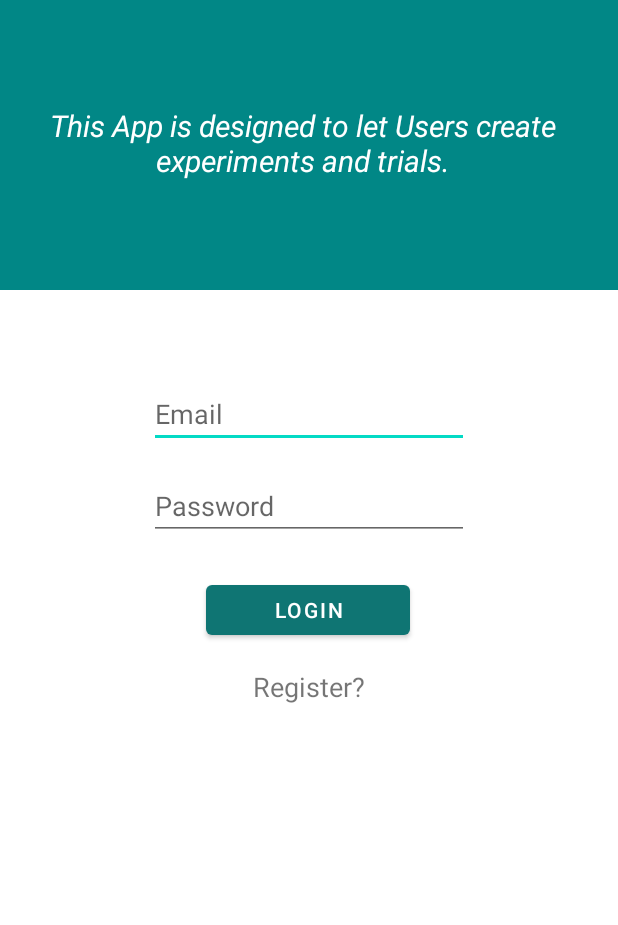
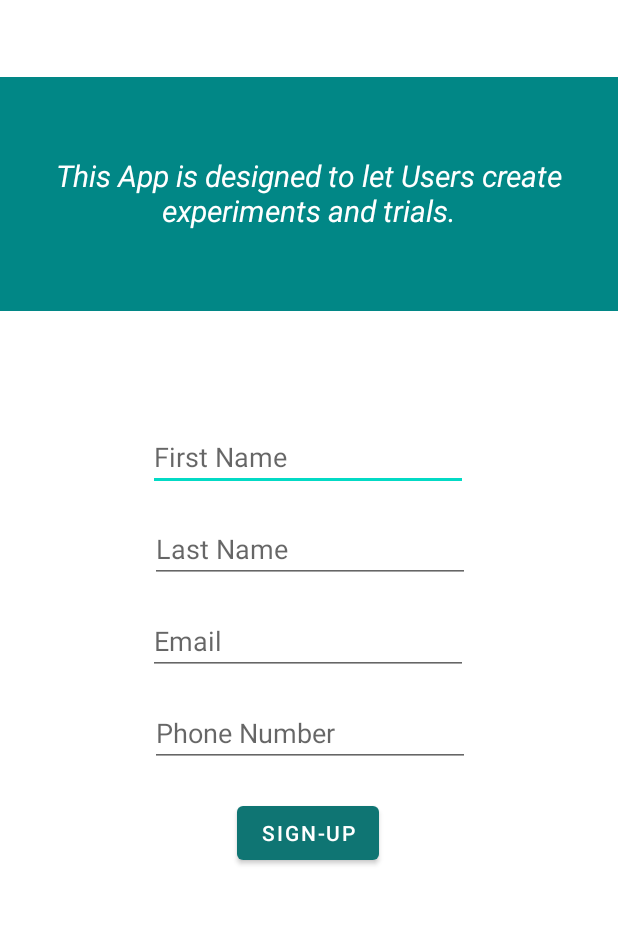
Before and after one commit to MdderUofA/Lab-Net, an Android app: the screen it shows after launch (Homepage before the commit, Signup after it), on a phone screen of 412 x 824 dp, the part 247-1172 px from its top. Run offline under Robolectric (Android 15) with nearby library versions, the phone set to English and light mode, and no system bars; our stand-ins replace Firebase (no records; nobody signed in at launch, a user with empty details on screens opened directly).

```diff
--- a/Project/LabNet/app/src/main/java/com/example/lab_net/Homepage.java
+++ /dev/null
@@ -1,76 +0,0 @@
-package com.example.lab_net;
-
-import androidx.appcompat.app.AppCompatActivity;
-
-import android.content.Intent;
-import android.os.Bundle;
-import android.util.Patterns;
-import android.view.View;
-import android.widget.Button;
-import android.widget.EditText;
-import android.widget.TextView;
-
-public class Homepage extends AppCompatActivity implements View.OnClickListener {
-
-    private TextView register;
-    private EditText editTextEmail, editTextPassword;
-    private Button login;
-
-    @Override
-    protected void onCreate(Bundle savedInstanceState) {
-        super.onCreate(savedInstanceState);
-        setContentView(R.layout.activity_homepage);
-
-        register = (TextView) findViewById(R.id.register);
-        register.setOnClickListener(this);
-
-        login = (Button) findViewById(R.id.loginButton);
-        login.setOnClickListener(this);
-
-        editTextEmail = (EditText) findViewById(R.id.loginEmail);
-        editTextPassword = (EditText) findViewById(R.id.loginPassword);
-    }
-
-    @Override
-    public void onClick(View v) {
-        switch(v.getId()){
-            case R.id.register:
-                startActivity(new Intent(this,RegisterUser.class));
-                break;
-
-            case R.id.loginButton:
-                userLogin();
-                break;
-        }
-
-    }
-
-    private void userLogin() {
-
-        String email = editTextEmail.getText().toString().trim();
-        String password = editTextPassword.getText().toString().trim();
-
-        if (email.isEmpty()) {
-            editTextEmail.setError("Email is required!");
-            editTextEmail.requestFocus();
-            return;
-        }
-        if (!Patterns.EMAIL_ADDRESS.matcher(email).matches()) {
-            editTextEmail.setError("Please enter a valid email!");
-            editTextEmail.requestFocus();
-            return;
-        }
-        if (password.isEmpty()) {
-            editTextPassword.setError("Password is required!");
-            editTextPassword.requestFocus();
-            return;
-        }
-        if (password.length() < 6) {
-            editTextPassword.setError("Password needs to be longer than 6 characters!");
-            editTextPassword.requestFocus();
-            return;
-        }
-
-        //TODO login user with email and password
-    }
-}
--- a/Project/LabNet/app/src/main/java/com/example/lab_net/RegisterUser.java
+++ b/Project/LabNet/app/src/main/java/com/example/lab_net/Signup.java
@@ -3,23 +3,30 @@ package com.example.lab_net;
 import androidx.annotation.NonNull;
 import androidx.appcompat.app.AppCompatActivity;
 
+import android.annotation.SuppressLint;
 import android.content.Intent;
 import android.os.Bundle;
+import android.provider.Settings;
 import android.util.Log;
 import android.util.Patterns;
 import android.view.View;
 import android.widget.Button;
 import android.widget.EditText;
 
+import com.google.android.gms.tasks.OnCompleteListener;
 import com.google.android.gms.tasks.OnFailureListener;
 import com.google.android.gms.tasks.OnSuccessListener;
+import com.google.android.gms.tasks.Task;
 import com.google.firebase.firestore.CollectionReference;
+import com.google.firebase.firestore.DocumentSnapshot;
 import com.google.firebase.firestore.FirebaseFirestore;
+import com.google.firebase.firestore.QuerySnapshot;
 
 import java.util.HashMap;
 import java.util.Map;
+import java.util.Objects;
 
-public class RegisterUser extends AppCompatActivity implements View.OnClickListener {
+public class Signup extends AppCompatActivity implements View.OnClickListener {
 
     //private FirebaseAuth mAuth;
     private Button signUp;
@@ -29,13 +36,13 @@ public class RegisterUser extends AppCompatActivity implements View.OnClickListe
     private final String Tag = "Sample";
     private String userId;
     private User user;
+    private String deviceID;
+
 
     @Override
     protected void onCreate(Bundle savedInstanceState) {
         super.onCreate(savedInstanceState);
-        setContentView(R.layout.activity_register_user);
-
-        //mAuth = FirebaseAuth.getInstance();
+        setContentView(R.layout.activity_signup);
 
         signUp = (Button) findViewById(R.id.signupButton);
         signUp.setOnClickListener(this);
@@ -43,67 +50,92 @@ public class RegisterUser extends AppCompatActivity implements View.OnClickListe
         editTextFirstName = (EditText) findViewById(R.id.FirstName);
         editTextLastName = (EditText) findViewById(R.id.LastName);
         editTextEmail = (EditText) findViewById(R.id.EmailAddress);
-        editTextPhone = (EditText) findViewById(R.id.editTextPhone);
-        editTextPassword = (EditText) findViewById(R.id.password);
+        editTextPhone = (EditText) findViewById(R.id.PhoneNumber);
         //db = FirebaseFirestore.getInstance();
+
+        deviceID = Settings.Secure.getString(this.getContentResolver(), Settings.Secure.ANDROID_ID);
+        db.collection("UserProfile")
+                .whereEqualTo("deviceID", deviceID)
+                .get()
+                .addOnCompleteListener(new OnCompleteListener<QuerySnapshot>() {
+                    @Override
+                    public void onComplete(@NonNull Task<QuerySnapshot> task) {
+                        if (task.isSuccessful()){
+                            //TODO get user
+                        }
+
+                    }
+                });
 
     }
 
     @Override
     public void onClick(View v) {
         checkSignUp();
-        Intent intent1 = new Intent(RegisterUser.this,UserProfile.class);
-        intent1.putExtra("User",user);
-        startActivity(intent1);
+        if (checkSignUp()){
+            createUser();
+        }
+        else {
+            checkSignUp();
+        };
+
     }
 
-    private void checkSignUp() {
+    private boolean checkSignUp() {
         String firstName = editTextFirstName.getText().toString().trim();
         String lastName = editTextLastName.getText().toString().trim();
         String email = editTextEmail.getText().toString().trim();
         String phone = editTextPhone.getText().toString().trim();
-        String password = editTextPassword.getText().toString().trim();
 
         if (firstName.isEmpty()) {
             editTextFirstName.setError("First Name is required!");
             editTextFirstName.requestFocus();
-            return;
+            return false;
+
         }
-        if (lastName.isEmpty()) {
+         else if (lastName.isEmpty()) {
             editTextLastName.setError("Last Name is required!");
             editTextLastName.requestFocus();
-            return;
+            return false;
         }
-        if (email.isEmpty()) {
+         else if (email.isEmpty()) {
             editTextEmail.setError("Email is required!");
             editTextEmail.requestFocus();
-            return;
+            return false;
+
         }
-        if (!Patterns.EMAIL_ADDRESS.matcher(email).matches()) {
+        else if (!Patterns.EMAIL_ADDRESS.matcher(email).matches()) {
             editTextEmail.setError("Please enter a valid email!");
             editTextEmail.requestFocus();
-            return;
+            return false;
+
         }
-        if (phone.isEmpty()) {
+        else if (phone.isEmpty()) {
             editTextPhone.setError("Phone is required!");
             editTextPhone.requestFocus();
-            return;
+            return false;
+
         }
-        if (!Patterns.PHONE.matcher(phone).matches()) {
+        else if (!Patterns.PHONE.matcher(phone).matches()) {
             editTextPhone.setError("Please enter a valid phone number!");
             editTextPhone.requestFocus();
-            return;
+            return false;
         }
-        if (password.isEmpty()) {
-            editTextPassword.setError("Password is required!");
-            editTextPassword.requestFocus();
-            return;
-        }
-        if (password.length() < 6) {
-            editTextPassword.setError("Password needs to be longer than 6 characters!");
-            editTextPassword.requestFocus();
-            return;
-        }
+
+        return true;
+
+
+    }
+
+    private void createUser(){
+        String firstName = editTextFirstName.getText().toString().trim();
+        String lastName = editTextLastName.getText().toString().trim();
+        String email = editTextEmail.getText().toString().trim();
+        String phone = editTextPhone.getText().toString().trim();
+        String deviceID = Settings.Secure.getString(this.getContentResolver(), Settings.Secure.ANDROID_ID);
+
+
+
 
         //TODO add password ??
         Map<String,Object> dataSet= new HashMap<>();
@@ -111,6 +143,7 @@ public class RegisterUser extends AppCompatActivity implements View.OnClickListe
         dataSet.put("firstName",firstName);
         dataSet.put("lastName",lastName);
         dataSet.put("phone",phone);
+        dataSet.put("deviceID", deviceID);
 
         userId = collectionReference.document().getId();
         collectionReference.document(userId).set(dataSet)
@@ -127,5 +160,11 @@ public class RegisterUser extends AppCompatActivity implements View.OnClickListe
                     }
                 });
         user = new User(userId,firstName,lastName,email,phone);
+
+        Intent intent1 = new Intent(Signup.this,UserProfile.class);
+        intent1.putExtra("User",user);
+        startActivity(intent1);
+
     }
+
 }
--- a/Project/LabNet/app/src/main/res/layout/activity_homepage.xml
+++ b/Project/LabNet/app/src/main/res/layout/activity_signup.xml
@@ -2,21 +2,10 @@
 <androidx.constraintlayout.widget.ConstraintLayout xmlns:android="http://schemas.android.com/apk/res/android"
     xmlns:app="http://schemas.android.com/apk/res-auto"
     xmlns:tools="http://schemas.android.com/tools"
+    android:id="@+id/mainview"
     android:layout_width="match_parent"
     android:layout_height="match_parent"
-    tools:context=".Homepage">
-
-    <Button
-        android:id="@+id/loginButton"
-        android:layout_width="136dp"
-        android:layout_height="45dp"
-        android:layout_marginTop="24dp"
-        android:text="Login"
-        app:backgroundTint="#0F7573"
-        app:layout_constraintEnd_toEndOf="parent"
-        app:layout_constraintHorizontal_bias="0.498"
-        app:layout_constraintStart_toStartOf="parent"
-        app:layout_constraintTop_toBottomOf="@+id/loginPassword" />
+    tools:context=".Signup">
 
     <TextView
         android:id="@+id/textTitle"
@@ -34,12 +23,14 @@
 
     <ImageView
         android:id="@+id/imageView"
-        android:layout_width="414dp"
-        android:layout_height="193dp"
-        android:layout_marginTop="24dp"
+        android:layout_width="413dp"
+        android:layout_height="156dp"
+        android:layout_marginTop="32dp"
+        android:layout_marginBottom="32dp"
         android:contentDescription="@string/mainpagebackgroud"
+        app:layout_constraintBottom_toTopOf="@+id/FirstName"
         app:layout_constraintEnd_toEndOf="parent"
-        app:layout_constraintHorizontal_bias="0.666"
+        app:layout_constraintHorizontal_bias="0.987"
         app:layout_constraintStart_toStartOf="parent"
         app:layout_constraintTop_toBottomOf="@+id/textTitle"
         app:srcCompat="@color/teal_700" />
@@ -50,51 +41,85 @@
         android:layout_height="57dp"
         android:layout_marginStart="8dp"
         android:layout_marginLeft="8dp"
+        android:gravity="center"
         android:text="@string/this_app_is_designed_to_let_users_create_experiments_and_trials"
         android:textColor="#FFFFFF"
         android:textSize="20sp"
         android:textStyle="italic"
-        android:gravity="center"
         app:layout_constraintBottom_toBottomOf="@+id/imageView"
         app:layout_constraintEnd_toEndOf="parent"
-        app:layout_constraintHorizontal_bias="0.272"
+        app:layout_constraintHorizontal_bias="0.393"
         app:layout_constraintStart_toStartOf="@+id/imageView"
         app:layout_constraintTop_toTopOf="@+id/imageView"
         app:layout_constraintVertical_bias="0.492" />
 
     <EditText
-        android:id="@+id/loginEmail"
+        android:id="@+id/FirstName"
         android:layout_width="wrap_content"
         android:layout_height="wrap_content"
-        android:layout_marginTop="60dp"
+        android:layout_marginBottom="16dp"
+        android:autofillHints=""
         android:ems="10"
-        android:hint="Email"
+        android:hint="@string/first_name"
         android:inputType="textPersonName"
+        app:layout_constraintBottom_toTopOf="@+id/LastName"
         app:layout_constraintEnd_toEndOf="parent"
-        app:layout_constraintStart_toStartOf="parent"
-        app:layout_constraintTop_toBottomOf="@+id/imageView" />
+        app:layout_constraintHorizontal_bias="0.497"
+        app:layout_constraintStart_toStartOf="parent" />
 
     <EditText
-        android:id="@+id/loginPassword"
+        android:id="@+id/LastName"
         android:layout_width="wrap_content"
         android:layout_height="wrap_content"
-        android:layout_marginTop="16dp"
+        android:layout_marginBottom="16dp"
+        android:autofillHints=""
         android:ems="10"
-        android:hint="Password"
+        android:hint="@string/last_name"
         android:inputType="textPersonName"
+        app:layout_constraintBottom_toTopOf="@+id/EmailAddress"
         app:layout_constraintEnd_toEndOf="parent"
-        app:layout_constraintStart_toStartOf="parent"
-        app:layout_constraintTop_toBottomOf="@+id/loginEmail" />
+        app:layout_constraintHorizontal_bias="0.502"
+        app:layout_constraintStart_toStartOf="parent" />
 
-    <TextView
-        android:id="@+id/register"
+    <EditText
+        android:id="@+id/EmailAddress"
         android:layout_width="wrap_content"
         android:layout_height="wrap_content"
-        android:layout_marginTop="16dp"
-        android:text="Register?"
-        android:textSize="18sp"
+        android:layout_marginBottom="16dp"
+        android:autofillHints=""
+        android:ems="10"
+        android:hint="@string/email"
+        android:inputType="textEmailAddress"
+        app:layout_constraintBottom_toTopOf="@+id/PhoneNumber"
         app:layout_constraintEnd_toEndOf="parent"
-        app:layout_constraintStart_toStartOf="parent"
-        app:layout_constraintTop_toBottomOf="@+id/loginButton" />
+        app:layout_constraintHorizontal_bias="0.497"
+        app:layout_constraintStart_toStartOf="parent" />
+
+    <EditText
+        android:id="@+id/PhoneNumber"
+        android:layout_width="wrap_content"
+        android:layout_height="wrap_content"
+        android:layout_marginBottom="20dp"
+        android:autofillHints=""
+        android:ems="10"
+        android:hint="@string/phone_number"
+        android:inputType="phone"
+        app:layout_constraintBottom_toTopOf="@+id/signupButton"
+        app:layout_constraintEnd_toEndOf="parent"
+        app:layout_constraintHorizontal_bias="0.502"
+        app:layout_constraintStart_toStartOf="parent" />
+
+    <Button
+        android:id="@+id/signupButton"
+        android:layout_width="wrap_content"
+        android:layout_height="wrap_content"
+        android:layout_marginBottom="80dp"
+        android:text="@string/sign_up"
+        app:backgroundTint="#0F7573"
+        app:layout_constraintBottom_toBottomOf="parent"
+        app:layout_constraintEnd_toEndOf="parent"
+        app:layout_constraintHorizontal_bias="0.498"
+        app:layout_constraintStart_toStartOf="parent" />
+
 
 </androidx.constraintlayout.widget.ConstraintLayout>
```
Also changed, not shown: Project/LabNet/app/src/main/AndroidManifest.xml (+7 -7 lines), Project/LabNet/app/src/main/java/com/example/lab_net/UserProfile.java (+67 -35 lines), Project/LabNet/app/src/main/res/layout/activity_register_user.xml (deleted, +0 -121 lines), Project/LabNet/app/src/main/res/layout/activity_user_profile.xml (+58 -23 lines).
